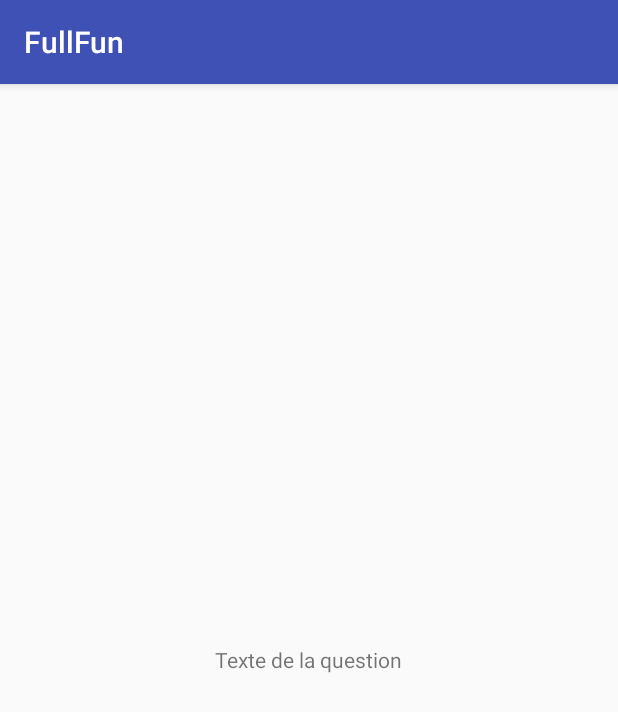
After one commit to pasterp/Fullfun, an Android app: the VueQuestion screen opened directly, with no data from a screen before it, on a phone screen of 412 x 824 dp. The commit adds this screen. Shown: the top 712 px of the screen. Run offline under Robolectric (Android 15) with nearby library versions, the phone set to English and light mode, and no system bars; 1 statement that could not run was skipped.

Commit message:
Xml fonctionnel + First question

```diff
--- a/app/build.gradle
+++ b/app/build.gradle
@@ -17,6 +17,7 @@ android {
             proguardFiles getDefaultProguardFile('proguard-android.txt'), 'proguard-rules.pro'
         }
     }
+    sourceSets { main { assets.srcDirs = ['src/main/assets', 'src/main/assets/'] } }
 }
 
 dependencies {
--- a/app/src/main/AndroidManifest.xml
+++ b/app/src/main/AndroidManifest.xml
@@ -17,7 +17,8 @@
         </activity>
         <activity android:name=".MesSets" />
         <activity android:name=".MesJoueurs" />
-        <activity android:name=".jouerSet"></activity>
+        <activity android:name=".jouerSet" />
+        <activity android:name=".VueQuestion"></activity>
     </application>
 
 </manifest>
--- a/app/src/main/java/me/phelipot/fullfun/MesSets.java
+++ b/app/src/main/java/me/phelipot/fullfun/MesSets.java
@@ -20,6 +20,7 @@ public class MesSets extends AppCompatActivity {
         super.onCreate(savedInstanceState);
         setContentView(R.layout.mes_sets);
         accesseurSetQuestionDAO = SetQuestionsDAO.getInstance();
+        accesseurSetQuestionDAO.initialisationQuestions(getResources().getAssets());
         vueListeSetQuestions = (ListView) findViewById(R.id.listeViewSetQuestions);
         afficherMesSets();
         //REFRESH !
@@ -31,7 +32,7 @@ public class MesSets extends AppCompatActivity {
                 this,
                 listeSetQuestion,
                 android.R.layout.two_line_list_item,
-                new String[]{"nom", "id"},
+                new String[]{"nom", "createur"},
                 new int []{android.R.id.text1,android.R.id. text2} );
 
         vueListeSetQuestions.setAdapter(adapteur);
--- /dev/null
+++ b/app/src/main/java/me/phelipot/fullfun/VueQuestion.java
@@ -0,0 +1,21 @@
+package me.phelipot.fullfun;
+
+import android.support.v7.app.AppCompatActivity;
+import android.os.Bundle;
+import android.widget.TextView;
+
+public class VueQuestion extends AppCompatActivity {
+    private TextView texteQuestion;
+
+    @Override
+    protected void onCreate(Bundle savedInstanceState) {
+        super.onCreate(savedInstanceState);
+        setContentView(R.layout.vue_question);
+
+        Bundle bundle = getIntent().getExtras();
+
+        texteQuestion = (TextView) findViewById(R.id.texteQuestion);
+        texteQuestion.setText(bundle.getString("question"));
+
+    }
+}
--- a/app/src/main/java/me/phelipot/fullfun/modeles/SetQuestions.java
+++ b/app/src/main/java/me/phelipot/fullfun/modeles/SetQuestions.java
@@ -130,6 +130,8 @@ public class SetQuestions {
         HashMap<String, String> setQuestion = new HashMap<String, String>();
         setQuestion.put("id", String.valueOf(this.id));
         setQuestion.put("nom", String.valueOf(this.nom));
+        setQuestion.put("createur", String.valueOf(this.createur));
+
         return setQuestion;
     }
 
--- /dev/null
+++ b/app/src/main/res/layout/vue_question.xml
@@ -0,0 +1,20 @@
+<?xml version="1.0" encoding="utf-8"?>
+<RelativeLayout xmlns:android="http://schemas.android.com/apk/res/android"
+    xmlns:tools="http://schemas.android.com/tools"
+    android:id="@+id/vue_question"
+    android:layout_width="match_parent"
+    android:layout_height="match_parent"
+    android:paddingBottom="@dimen/activity_vertical_margin"
+    android:paddingLeft="@dimen/activity_horizontal_margin"
+    android:paddingRight="@dimen/activity_horizontal_margin"
+    android:paddingTop="@dimen/activity_vertical_margin"
+    tools:context="me.phelipot.fullfun.VueQuestion">
+
+    <TextView
+        android:text="Texte de la question"
+        android:layout_width="wrap_content"
+        android:layout_height="wrap_content"
+        android:layout_centerVertical="true"
+        android:layout_centerHorizontal="true"
+        android:id="@+id/texteQuestion" />
+</RelativeLayout>
```
Also changed, not shown: app/src/main/java/me/phelipot/fullfun/ActivitePrincipale.java (+34 -0 lines), app/src/main/java/me/phelipot/fullfun/donnees/GestionnaireXML.java (+82 -0 lines), app/src/main/java/me/phelipot/fullfun/donnees/SetQuestionsDAO.java (+36 -2 lines), app/src/main/res/layout/activite_principale.xml (+10 -0 lines), app/src/main/assets/joueurs.xml (renamed from app/src/main/java/me/phelipot/fullfun/modeles/joueurs.xml), app/src/main/assets/questions.xml (renamed from app/src/main/java/me/phelipot/fullfun/modeles/questions.xml).
